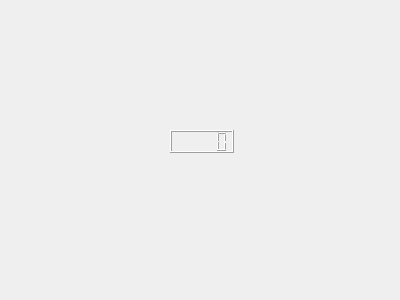
Qt form Ipiranga_GUI/UserPages/searchresult.ui (Hugo-NF/App_Ipiranga) before a commit.
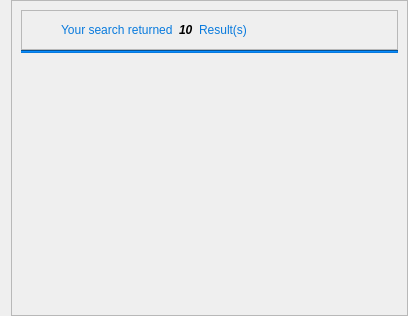
The same form after that commit.

Patch:
```diff
--- a/Ipiranga_GUI/UserPages/searchresult.ui
+++ b/Ipiranga_GUI/UserPages/searchresult.ui
@@ -6,23 +6,201 @@
    <rect>
     <x>0</x>
     <y>0</y>
-    <width>400</width>
-    <height>300</height>
+    <width>408</width>
+    <height>316</height>
    </rect>
   </property>
+  <property name="sizePolicy">
+   <sizepolicy hsizetype="Preferred" vsizetype="Expanding">
+    <horstretch>0</horstretch>
+    <verstretch>0</verstretch>
+   </sizepolicy>
+  </property>
   <property name="windowTitle">
    <string>Form</string>
   </property>
-  <widget class="QLCDNumber" name="lcdNumber">
-   <property name="geometry">
-    <rect>
-     <x>170</x>
-     <y>130</y>
-     <width>64</width>
-     <height>23</height>
-    </rect>
+  <layout class="QGridLayout" name="gridLayout">
+   <property name="topMargin">
+    <number>0</number>
    </property>
-  </widget>
+   <property name="rightMargin">
+    <number>0</number>
+   </property>
+   <property name="bottomMargin">
+    <number>0</number>
+   </property>
+   <property name="spacing">
+    <number>0</number>
+   </property>
+   <item row="0" column="0">
+    <widget class="QScrollArea" name="scrollArea">
+     <property name="widgetResizable">
+      <bool>true</bool>
+     </property>
+     <widget class="QWidget" name="scrollAreaWidgetContents">
+      <property name="geometry">
+       <rect>
+        <x>0</x>
+        <y>0</y>
+        <width>395</width>
+        <height>312</height>
+       </rect>
+      </property>
+      <layout class="QGridLayout" name="gridLayout_2">
+       <property name="verticalSpacing">
+        <number>20</number>
+       </property>
+       <item row="0" column="0" colspan="3">
+        <layout class="QVBoxLayout" name="verticalLayout">
+         <property name="spacing">
+          <number>0</number>
+         </property>
+         <item>
+          <widget class="QFrame" name="frame">
+           <property name="sizePolicy">
+            <sizepolicy hsizetype="Preferred" vsizetype="Preferred">
+             <horstretch>0</horstretch>
+             <verstretch>0</verstretch>
+            </sizepolicy>
+           </property>
+           <property name="minimumSize">
+            <size>
+             <width>0</width>
+             <height>40</height>
+            </size>
+           </property>
+           <property name="maximumSize">
+            <size>
+             <width>16777215</width>
+             <height>40</height>
+            </size>
+           </property>
+           <property name="frameShape">
+            <enum>QFrame::StyledPanel</enum>
+           </property>
+           <property name="frameShadow">
+            <enum>QFrame::Raised</enum>
+           </property>
+           <layout class="QHBoxLayout" name="horizontalLayout_2">
+            <item>
+             <spacer name="horizontalSpacer_4">
+              <property name="orientation">
+               <enum>Qt::Horizontal</enum>
+              </property>
+              <property name="sizeType">
+               <enum>QSizePolicy::Fixed</enum>
+              </property>
+              <property name="sizeHint" stdset="0">
+               <size>
+                <width>30</width>
+                <height>20</height>
+               </size>
+              </property>
+             </spacer>
+            </item>
+            <item>
+             <widget class="QLabel" name="label">
+              <property name="text">
+               <string>&lt;html&gt;&lt;head/&gt;&lt;body&gt;&lt;p&gt;&lt;span style=&quot; color:#087add;&quot;&gt;Your search returned&lt;/span&gt;&lt;/p&gt;&lt;/body&gt;&lt;/html&gt;</string>
+              </property>
+             </widget>
+            </item>
+            <item>
+             <widget class="QLabel" name="n_results">
+              <property name="font">
+               <font>
+                <weight>75</weight>
+                <italic>true</italic>
+                <bold>true</bold>
+               </font>
+              </property>
+              <property name="text">
+               <string>10</string>
+              </property>
+             </widget>
+            </item>
+            <item>
+             <widget class="QLabel" name="label_2">
+              <property name="text">
+               <string>&lt;html&gt;&lt;head/&gt;&lt;body&gt;&lt;p&gt;&lt;span style=&quot; color:#087add;&quot;&gt;Result(s)&lt;/span&gt;&lt;/p&gt;&lt;/body&gt;&lt;/html&gt;</string>
+              </property>
+             </widget>
+            </item>
+            <item>
+             <spacer name="horizontalSpacer_3">
+              <property name="orientation">
+               <enum>Qt::Horizontal</enum>
+              </property>
+              <property name="sizeHint" stdset="0">
+               <size>
+                <width>40</width>
+                <height>20</height>
+               </size>
+              </property>
+             </spacer>
+            </item>
+           </layout>
+          </widget>
+         </item>
+         <item>
+          <widget class="Line" name="line">
+           <property name="styleSheet">
+            <string notr="true">background:rgb(8, 122, 221)</string>
+           </property>
+           <property name="orientation">
+            <enum>Qt::Horizontal</enum>
+           </property>
+          </widget>
+         </item>
+        </layout>
+       </item>
+       <item row="1" column="0">
+        <spacer name="horizontalSpacer">
+         <property name="orientation">
+          <enum>Qt::Horizontal</enum>
+         </property>
+         <property name="sizeHint" stdset="0">
+          <size>
+           <width>168</width>
+           <height>20</height>
+          </size>
+         </property>
+        </spacer>
+       </item>
+       <item row="1" column="1">
+        <layout class="QVBoxLayout" name="box_search_result"/>
+       </item>
+       <item row="1" column="2">
+        <spacer name="horizontalSpacer_2">
+         <property name="orientation">
+          <enum>Qt::Horizontal</enum>
+         </property>
+         <property name="sizeHint" stdset="0">
+          <size>
+           <width>168</width>
+           <height>20</height>
+          </size>
+         </property>
+        </spacer>
+       </item>
+       <item row="2" column="1">
+        <spacer name="verticalSpacer">
+         <property name="orientation">
+          <enum>Qt::Vertical</enum>
+         </property>
+         <property name="sizeHint" stdset="0">
+          <size>
+           <width>20</width>
+           <height>183</height>
+          </size>
+         </property>
+        </spacer>
+       </item>
+      </layout>
+     </widget>
+    </widget>
+   </item>
+  </layout>
  </widget>
  <resources/>
  <connections/>
```
